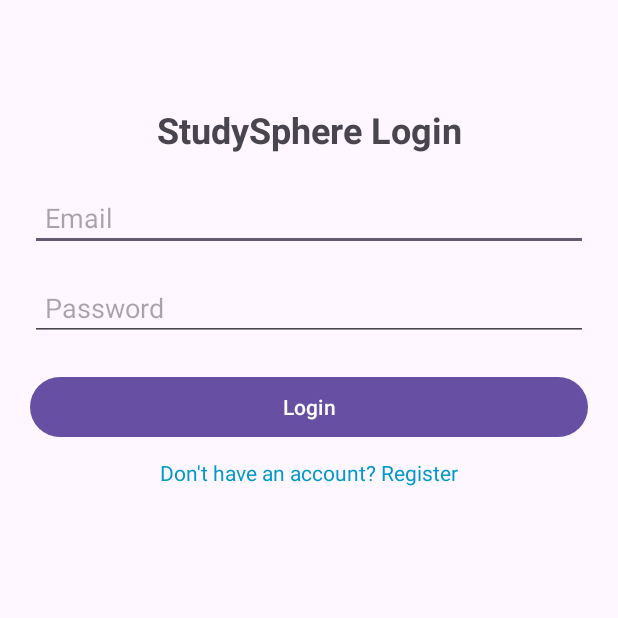
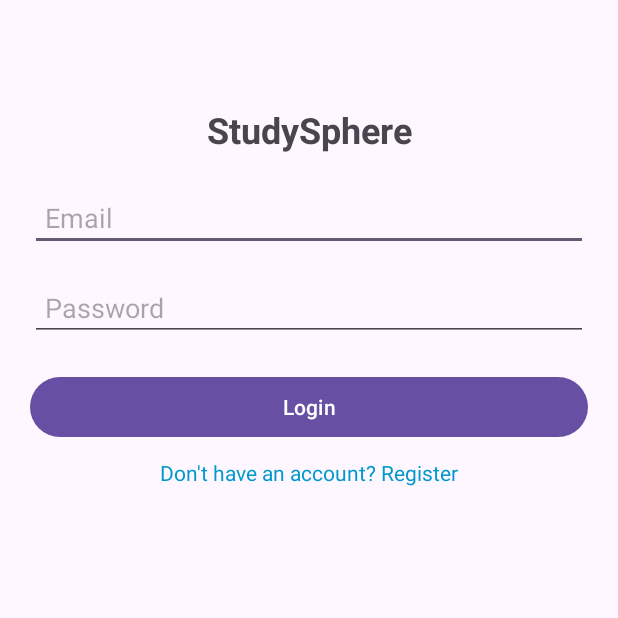
Before and after one commit to teniolajoda100/MobileDev, an Android app: the screen it shows after launch (MainActivity), on a phone screen of 412 x 824 dp, the top half of it. Run offline under Robolectric (Android 15) with nearby library versions, the light colour scheme and no system bars.

Commit message:
text updated

```diff
--- a/app/src/main/res/layout/activity_main.xml
+++ b/app/src/main/res/layout/activity_main.xml
@@ -12,13 +12,13 @@
         android:id="@+id/tvTitle"
         android:layout_width="wrap_content"
         android:layout_height="wrap_content"
-        android:text="StudySphere Login"
+        android:layout_marginTop="50dp"
+        android:text="StudySphere"
         android:textSize="24sp"
         android:textStyle="bold"
-        app:layout_constraintTop_toTopOf="parent"
+        app:layout_constraintEnd_toEndOf="parent"
         app:layout_constraintStart_toStartOf="parent"
-        app:layout_constraintEnd_toEndOf="parent"
-        android:layout_marginTop="50dp"/>
+        app:layout_constraintTop_toTopOf="parent" />
 
     <EditText
         android:id="@+id/etEmail"
```
